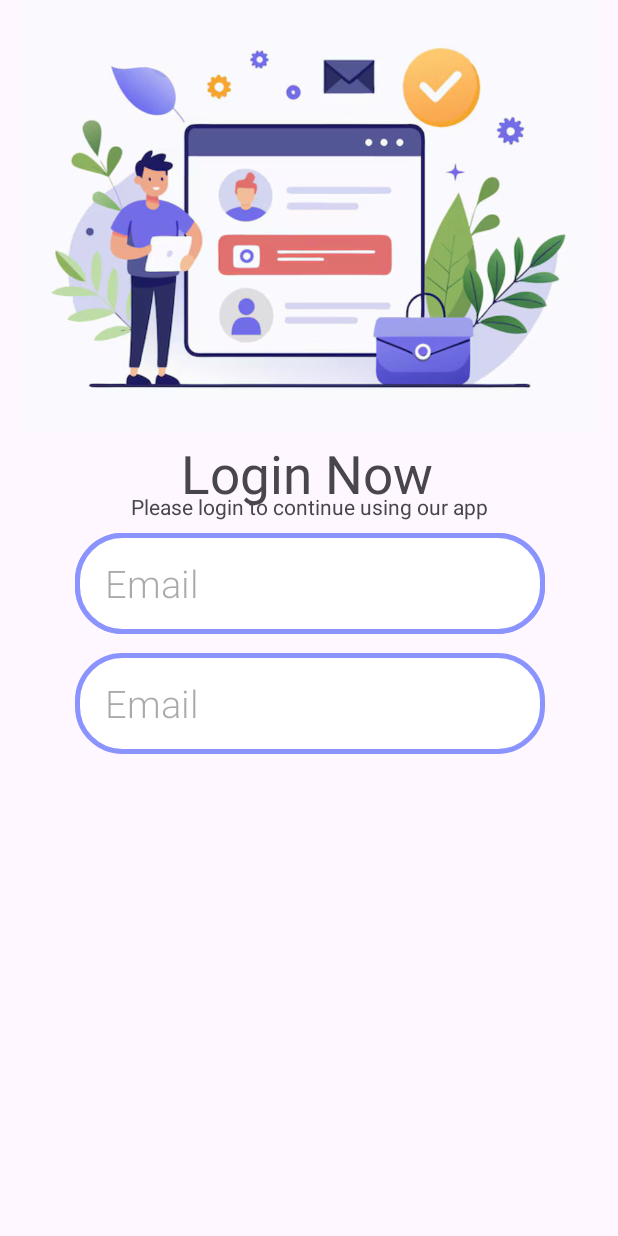
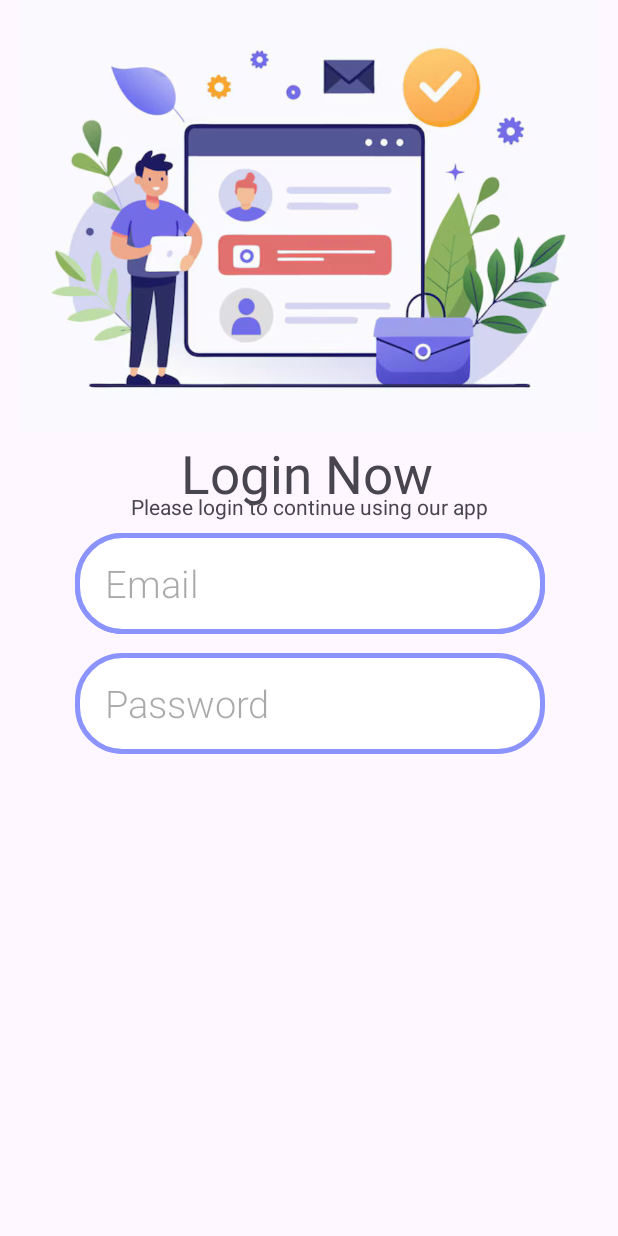
Before and after one commit to tarun-954/App-development-in-Kotlin, an Android app: the MainActivity screen opened directly, with no data from a screen before it, on a phone screen of 412 x 824 dp. Run offline under Robolectric (Android 15) with nearby library versions, the phone set to English and light mode, and no system bars.

Commit message:
login page

```diff
--- a/app/src/main/res/layout/activity_main.xml
+++ b/app/src/main/res/layout/activity_main.xml
@@ -104,7 +104,7 @@ app:layout_constraintBaseline_toBottomOf="@id/textView5"
         android:fontFamily="sans-serif-light"
         android:gravity="center|start"
 
-        android:hint="@string/email"
+        android:hint="@string/password"
         android:inputType="textMultiLine"
         android:paddingStart="20dp"
         android:paddingEnd="20dp"
@@ -125,7 +125,7 @@ app:layout_constraintBaseline_toBottomOf="@id/textView5"
         android:layout_marginTop="296dp"
         android:fontFamily="sans-serif-condensed"
 
-        android:text="@string/log_in"
+        android:text="@string/password"
         android:textSize="40sp"
         app:layout_constraintEnd_toEndOf="parent"
         app:layout_constraintHorizontal_bias="0.136"
@@ -162,11 +162,12 @@ app:layout_constraintBaseline_toBottomOf="@id/textView5"
         android:id="@+id/textView21"
         android:layout_width="200dp"
         android:layout_height="46dp"
-        android:layout_marginTop="12dp"
+        android:layout_marginTop="148dp"
 
         android:text=""
         android:textSize="20sp"
         app:layout_constraintEnd_toEndOf="parent"
+        app:layout_constraintHorizontal_bias="0.445"
         app:layout_constraintStart_toStartOf="parent"
         app:layout_constraintTop_toBottomOf="@+id/textArea_information2" />
 
```
